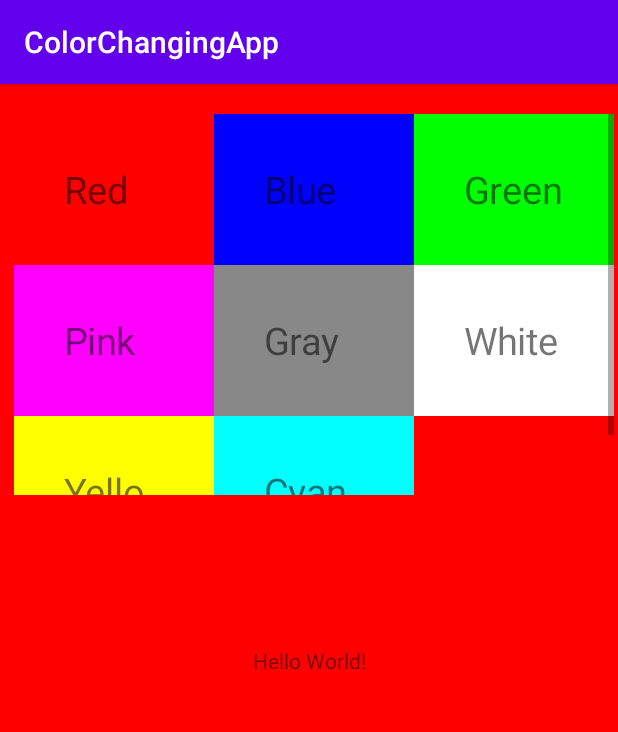
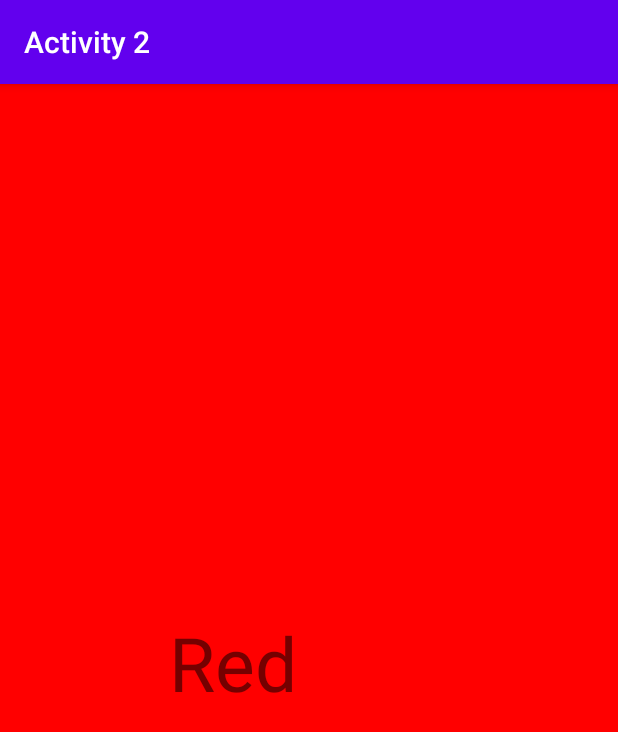
Before and after one commit to Ruchit42/ColorChangingApp, an Android app: the screen it shows after launch (MainActivity before the commit, CanvasActivity after it), after a tap on "Red", on a phone screen of 412 x 824 dp. Shown: the top 732 px of the screen. Run offline under Robolectric (Android 15) with nearby library versions, the phone set to English and light mode, and no system bars.

Commit message:
Session One Done Both activities work correctly

```diff
--- a/app/src/main/AndroidManifest.xml
+++ b/app/src/main/AndroidManifest.xml
@@ -9,6 +9,7 @@
         android:roundIcon="@mipmap/ic_launcher_round"
         android:supportsRtl="true"
         android:theme="@style/AppTheme">
+        <activity android:name=".CanvasActivity"></activity>
         <activity android:name=".MainActivity">
             <intent-filter>
                 <action android:name="android.intent.action.MAIN" />
--- /dev/null
+++ b/app/src/main/java/edu/temple/colorchangingapp/CanvasActivity.java
@@ -0,0 +1,55 @@
+package edu.temple.colorchangingapp;
+
+import androidx.appcompat.app.AppCompatActivity;
+import android.graphics.Color;
+import android.content.Intent;
+import android.os.Bundle;
+import android.view.View;
+import android.widget.TextView;
+
+public class CanvasActivity extends AppCompatActivity {
+    View view ;
+    TextView tv;
+    @Override
+    protected void onCreate(Bundle savedInstanceState) {
+        super.onCreate(savedInstanceState);
+        setContentView(R.layout.activity_canvas);
+        view = findViewById(R.id.background);
+        setTitle("Activity 2");
+        Intent intent = getIntent();
+        String colorww = getIntent().getStringExtra("message_key");
+        tv = (TextView) findViewById(R.id.textView3);
+        if(colorww.matches("Red")){
+            view.setBackgroundColor(Color.RED);
+            tv.setText(colorww);
+
+        }else if(colorww.matches("Blue")){
+            view.setBackgroundColor(Color.BLUE);
+            tv.setText(colorww);
+        }else if (colorww.matches("Green")){
+            view.setBackgroundColor(Color.GREEN);
+            tv.setText(colorww);
+        }else if (colorww.matches("Pink") ){
+
+            view.setBackgroundColor(Color.MAGENTA);
+            tv.setText(colorww);
+        } else if (colorww.matches("Gray") ){
+            view.setBackgroundColor(Color.GRAY);
+            tv.setText(colorww);
+        }else if (colorww.matches("White")){
+            view.setBackgroundColor(Color.WHITE);
+            tv.setText(colorww);
+        }else if (colorww.matches("Yellow") ){
+            view.setBackgroundColor(Color.YELLOW);
+            tv.setText(colorww);
+        } else if (colorww.matches("Cyan")){
+            view.setBackgroundColor(Color.CYAN);
+            tv.setText(colorww);
+        }
+       // String text1 = intent.getStringExtra("Red",0);
+
+        setTitle("Activity 2");
+
+
+    }
+}
--- a/app/src/main/java/edu/temple/colorchangingapp/MainActivity.java
+++ b/app/src/main/java/edu/temple/colorchangingapp/MainActivity.java
@@ -3,6 +3,7 @@ package edu.temple.colorchangingapp;
 
 import androidx.appcompat.app.AppCompatActivity;
 
+import android.content.Intent;
 import android.os.Bundle;
 import android.view.View;
 import android.widget.AdapterView;
@@ -13,6 +14,7 @@ import android.graphics.Color;
 import java.util.ArrayList;
 
 public class MainActivity extends AppCompatActivity {
+    public static final String EXTRA_TEXT = "edu.temple.colorchingapp.EXTRA_TEXT";
 GridView choose ;
 View layout ;
 
@@ -44,26 +46,40 @@ View layout ;
 
                 // layout.setBackgroundColor();
                 if (p.matches("Red")) {
+                    openActivity2(p);
 
-                    layout.setBackgroundColor(Color.RED);
+                   // layout.setBackgroundColor(Color.RED);
 
                 } else if (p.matches("Blue")) {
-                    layout.setBackgroundColor(Color.BLUE);
+                    openActivity2(p);
+                    //layout.setBackgroundColor(Color.BLUE);
                 } else if (p.matches("Green")) {
                     layout.setBackgroundColor(Color.GREEN);
+                    openActivity2(p);
                 } else if (p.matches("Pink")) {
                     layout.setBackgroundColor(Color.MAGENTA);
+                    openActivity2(p);
                 }else if (p.matches("Gray")) {
+                    openActivity2(p);
                     layout.setBackgroundColor(Color.GRAY);
                 } else if (p.matches("White")){
-                    layout.setBackgroundColor(Color.WHITE);
+                    openActivity2(p);
+                  //  layout.setBackgroundColor(Color.WHITE);
                 }else if (p.matches("Yellow")){
-                    layout.setBackgroundColor(Color.YELLOW);
+                    openActivity2(p);
+                    //layout.setBackgroundColor(Color.YELLOW);
                 }else if (p.matches("Cyan")){
-                    layout.setBackgroundColor(Color.CYAN);
+                    openActivity2(p);
+                    //layout.setBackgroundColor(Color.CYAN);
                 }
             }
         });
 
     }
+    public void openActivity2(String color){
+
+        Intent intent = new Intent (this,CanvasActivity.class);
+        intent.putExtra("message_key",color);
+        startActivity(intent);
+    }
 }
--- /dev/null
+++ b/app/src/main/res/layout/activity_canvas.xml
@@ -0,0 +1,25 @@
+<?xml version="1.0" encoding="utf-8"?>
+<RelativeLayout xmlns:android="http://schemas.android.com/apk/res/android"
+    xmlns:app="http://schemas.android.com/apk/res-auto"
+    xmlns:tools="http://schemas.android.com/tools"
+    android:id="@+id/background"
+    android:layout_width="match_parent"
+    android:layout_height="match_parent"
+    tools:context=".CanvasActivity">
+
+    <TextView
+        android:id="@+id/textView3"
+        android:layout_width="186dp"
+        android:layout_height="64dp"
+        android:layout_marginStart="20dp"
+        android:layout_marginLeft="20dp"
+        android:layout_marginTop="20dp"
+        android:layout_marginEnd="20dp"
+        android:layout_marginRight="20dp"
+        android:layout_marginBottom="20dp"
+        android:layout_centerHorizontal="true"
+        android:layout_centerVertical="true"
+        android:textSize="50dp"
+        android:text="TextView" />
+
+</RelativeLayout>
--- a/app/src/main/res/layout/activity_main.xml
+++ b/app/src/main/res/layout/activity_main.xml
@@ -1,5 +1,5 @@
 <?xml version="1.0" encoding="utf-8"?>
-<androidx.constraintlayout.widget.ConstraintLayout xmlns:android="http://schemas.android.com/apk/res/android"
+<RelativeLayout xmlns:android="http://schemas.android.com/apk/res/android"
     xmlns:app="http://schemas.android.com/apk/res-auto"
     xmlns:tools="http://schemas.android.com/tools"
     android:id="@+id/layout"
@@ -30,4 +30,4 @@
         app:layout_constraintStart_toStartOf="parent"
         app:layout_constraintTop_toTopOf="parent" />
 
-</androidx.constraintlayout.widget.ConstraintLayout>
+</RelativeLayout>
```
